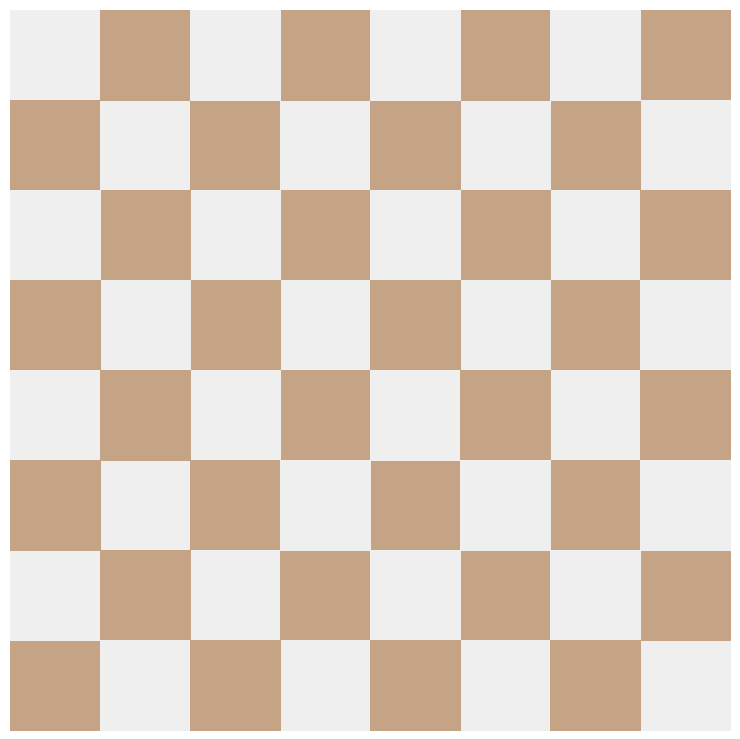
Before: the Qt Designer form window.ui in Riki-1234/Qt-Chess, drawn with Qt 5.
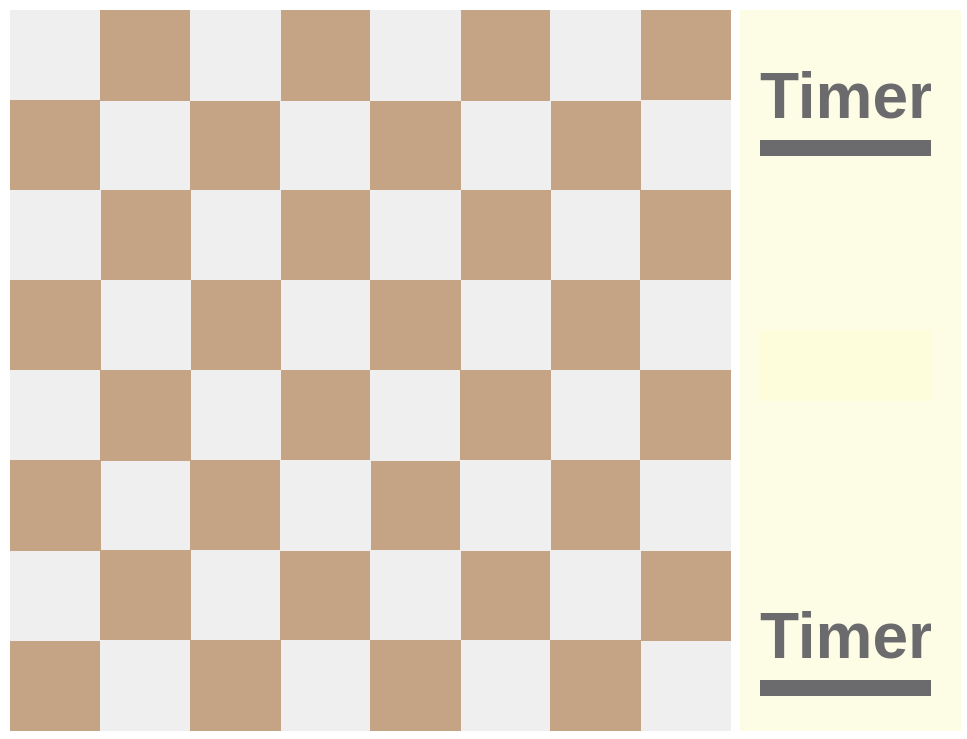
After: the same form once the commit is applied. Custom widgets are drawn as their Qt base class.

The edit to the form file:
```diff
--- a/window.ui
+++ b/window.ui
@@ -9,7 +9,7 @@
    <rect>
     <x>0</x>
     <y>0</y>
-    <width>740</width>
+    <width>967</width>
     <height>739</height>
    </rect>
   </property>
@@ -33,6 +33,12 @@
    <property name="enabled">
     <bool>true</bool>
    </property>
+   <property name="minimumSize">
+    <size>
+     <width>967</width>
+     <height>739</height>
+    </size>
+   </property>
    <property name="focusPolicy">
     <enum>Qt::NoFocus</enum>
    </property>
@@ -3195,6 +3201,217 @@
      </size>
     </property>
    </widget>
+   <widget class="QLabel" name="topTimer">
+    <property name="geometry">
+     <rect>
+      <x>760</x>
+      <y>60</y>
+      <width>171</width>
+      <height>71</height>
+     </rect>
+    </property>
+    <property name="font">
+     <font>
+      <pointsize>48</pointsize>
+      <bold>true</bold>
+     </font>
+    </property>
+    <property name="styleSheet">
+     <string notr="true">color: rgb(107,107,110);
+background-color: rgb(253, 253, 230);</string>
+    </property>
+    <property name="text">
+     <string>Timer</string>
+    </property>
+   </widget>
+   <widget class="QLabel" name="bottomTimer">
+    <property name="geometry">
+     <rect>
+      <x>760</x>
+      <y>600</y>
+      <width>171</width>
+      <height>71</height>
+     </rect>
+    </property>
+    <property name="font">
+     <font>
+      <pointsize>48</pointsize>
+      <bold>true</bold>
+     </font>
+    </property>
+    <property name="styleSheet">
+     <string notr="true">color: rgb(107,107,110);
+background-color: rgb(253, 253, 230);</string>
+    </property>
+    <property name="text">
+     <string>Timer</string>
+    </property>
+   </widget>
+   <widget class="QLabel" name="outcome">
+    <property name="geometry">
+     <rect>
+      <x>760</x>
+      <y>330</y>
+      <width>171</width>
+      <height>71</height>
+     </rect>
+    </property>
+    <property name="font">
+     <font>
+      <pointsize>24</pointsize>
+      <bold>true</bold>
+     </font>
+    </property>
+    <property name="styleSheet">
+     <string notr="true">color: rgb(107,107,110);
+background-color: rgb(253, 253, 220);</string>
+    </property>
+    <property name="text">
+     <string/>
+    </property>
+   </widget>
+   <widget class="QLabel" name="topLine">
+    <property name="enabled">
+     <bool>false</bool>
+    </property>
+    <property name="geometry">
+     <rect>
+      <x>760</x>
+      <y>140</y>
+      <width>171</width>
+      <height>16</height>
+     </rect>
+    </property>
+    <property name="font">
+     <font>
+      <pointsize>24</pointsize>
+      <bold>true</bold>
+     </font>
+    </property>
+    <property name="styleSheet">
+     <string notr="true">background-color: rgb(107,107,110);</string>
+    </property>
+    <property name="text">
+     <string/>
+    </property>
+   </widget>
+   <widget class="QLabel" name="bottomLine">
+    <property name="enabled">
+     <bool>false</bool>
+    </property>
+    <property name="geometry">
+     <rect>
+      <x>760</x>
+      <y>680</y>
+      <width>171</width>
+      <height>16</height>
+     </rect>
+    </property>
+    <property name="font">
+     <font>
+      <pointsize>24</pointsize>
+      <bold>true</bold>
+     </font>
+    </property>
+    <property name="styleSheet">
+     <string notr="true">background-color: rgb(107,107,110);</string>
+    </property>
+    <property name="text">
+     <string/>
+    </property>
+   </widget>
+   <widget class="QLabel" name="background">
+    <property name="geometry">
+     <rect>
+      <x>740</x>
+      <y>10</y>
+      <width>221</width>
+      <height>721</height>
+     </rect>
+    </property>
+    <property name="font">
+     <font>
+      <pointsize>28</pointsize>
+      <bold>true</bold>
+     </font>
+    </property>
+    <property name="styleSheet">
+     <string notr="true">background-color: rgb(253, 253, 230);</string>
+    </property>
+    <property name="text">
+     <string/>
+    </property>
+   </widget>
+   <zorder>background</zorder>
+   <zorder>field_A8</zorder>
+   <zorder>field_H8</zorder>
+   <zorder>field_A1</zorder>
+   <zorder>field_H1</zorder>
+   <zorder>field_A7</zorder>
+   <zorder>field_B7</zorder>
+   <zorder>field_C7</zorder>
+   <zorder>field_D7</zorder>
+   <zorder>field_H7</zorder>
+   <zorder>field_G7</zorder>
+   <zorder>field_F7</zorder>
+   <zorder>field_E7</zorder>
+   <zorder>field_D6</zorder>
+   <zorder>field_G6</zorder>
+   <zorder>field_C6</zorder>
+   <zorder>field_F6</zorder>
+   <zorder>field_B6</zorder>
+   <zorder>field_H6</zorder>
+   <zorder>field_E6</zorder>
+   <zorder>field_A6</zorder>
+   <zorder>field_D5</zorder>
+   <zorder>field_G5</zorder>
+   <zorder>field_C5</zorder>
+   <zorder>field_F5</zorder>
+   <zorder>field_B5</zorder>
+   <zorder>field_H5</zorder>
+   <zorder>field_E5</zorder>
+   <zorder>field_A5</zorder>
+   <zorder>field_D4</zorder>
+   <zorder>field_G4</zorder>
+   <zorder>field_F2</zorder>
+   <zorder>field_E3</zorder>
+   <zorder>field_H2</zorder>
+   <zorder>field_H4</zorder>
+   <zorder>field_E4</zorder>
+   <zorder>field_A4</zorder>
+   <zorder>field_F4</zorder>
+   <zorder>field_C4</zorder>
+   <zorder>field_G3</zorder>
+   <zorder>field_F3</zorder>
+   <zorder>field_A2</zorder>
+   <zorder>field_B3</zorder>
+   <zorder>field_G2</zorder>
+   <zorder>field_A3</zorder>
+   <zorder>field_C3</zorder>
+   <zorder>field_C2</zorder>
+   <zorder>field_D2</zorder>
+   <zorder>field_B4</zorder>
+   <zorder>field_D3</zorder>
+   <zorder>field_E2</zorder>
+   <zorder>field_H3</zorder>
+   <zorder>field_B2</zorder>
+   <zorder>field_F1</zorder>
+   <zorder>field_D1</zorder>
+   <zorder>field_B1</zorder>
+   <zorder>field_E1</zorder>
+   <zorder>field_C1</zorder>
+   <zorder>field_G1</zorder>
+   <zorder>field_F8</zorder>
+   <zorder>field_D8</zorder>
+   <zorder>field_B8</zorder>
+   <zorder>field_E8</zorder>
+   <zorder>field_C8</zorder>
+   <zorder>field_G8</zorder>
+   <zorder>topTimer</zorder>
+   <zorder>topLine</zorder>
+   <zorder>outcome</zorder>
+   <zorder>bottomTimer</zorder>
+   <zorder>bottomLine</zorder>
   </widget>
   <action name="actionCopy">
    <property name="text">
```
